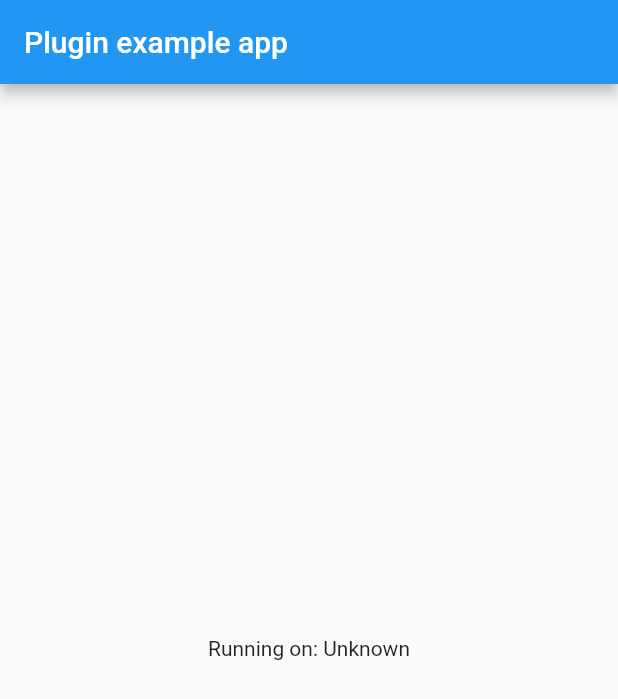
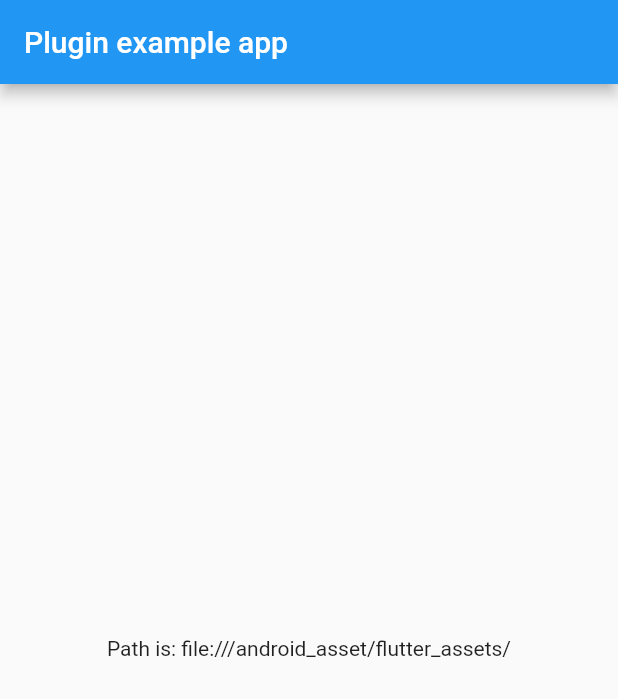
Before and after one commit to zzd258147/root_bundle, a Flutter app: the screen it shows after launch, on a phone screen of 412 x 824 dp. Shown: the top 699 px of the screen. Run offline on Flutter 3.47's test engine with Material 2 defaults, Android fonts, the phone set to English and light mode, and no system bars.

Commit message:
Implement getPath

```diff
--- a/example/lib/main.dart
+++ b/example/lib/main.dart
@@ -1,7 +1,5 @@
 import 'package:flutter/material.dart';
-import 'dart:async';
 
-import 'package:flutter/services.dart';
 import 'package:root_bundle/root_bundle.dart';
 
 void main() {
@@ -14,7 +12,7 @@ class MyApp extends StatefulWidget {
 }
 
 class _MyAppState extends State<MyApp> {
-  String _platformVersion = 'Unknown';
+  String _path = 'Unknown';
 
   @override
   void initState() {
@@ -24,12 +22,12 @@ class _MyAppState extends State<MyApp> {
 
   // Platform messages are asynchronous, so we initialize in an async method.
   Future<void> initPlatformState() async {
-    String platformVersion;
+    String path;
     // Platform messages may fail, so we use a try/catch PlatformException.
     try {
-      platformVersion = await RootBundle.platformVersion;
-    } on PlatformException {
-      platformVersion = 'Failed to get platform version.';
+      path = await RootBundle.path;
+    } catch (e) {
+      path = 'Failed to get path.';
     }
 
     // If the widget was removed from the tree while the asynchronous platform
@@ -38,7 +36,7 @@ class _MyAppState extends State<MyApp> {
     if (!mounted) return;
 
     setState(() {
-      _platformVersion = platformVersion;
+      _path = path;
     });
   }
 
@@ -50,7 +48,7 @@ class _MyAppState extends State<MyApp> {
           title: const Text('Plugin example app'),
         ),
         body: Center(
-          child: Text('Running on: $_platformVersion\n'),
+          child: Text('Path is: $_path\n'),
         ),
       ),
     );
--- a/example/pubspec.yaml
+++ b/example/pubspec.yaml
@@ -1,5 +1,6 @@
 name: root_bundle_example
 description: Demonstrates how to use the root_bundle plugin.
+version: 0.0.1
 
 # The following line prevents the package from being accidentally published to
 # pub.dev using `pub publish`. This is preferred for private packages.
--- a/lib/root_bundle.dart
+++ b/lib/root_bundle.dart
@@ -1,13 +1,20 @@
-import 'dart:async';
+import 'dart:io';
 
 import 'package:flutter/services.dart';
+import 'package:flutter/foundation.dart';
 
 class RootBundle {
-  static const MethodChannel _channel =
-      const MethodChannel('root_bundle');
+  static const MethodChannel _channel = const MethodChannel('root_bundle');
 
-  static Future<String> get platformVersion async {
-    final String version = await _channel.invokeMethod('getPlatformVersion');
-    return version;
+  static Future<String> get path async {
+    String path;
+    if (kIsWeb) {
+      path = 'assets/';
+    } else if (Platform.isIOS) {
+      path = await _channel.invokeMethod('getPath');
+    } else if (Platform.isAndroid) {
+      path = 'file:///android_asset/flutter_assets/';
+    }
+    return path;
   }
 }
```
Also changed, not shown: 5 other files.
